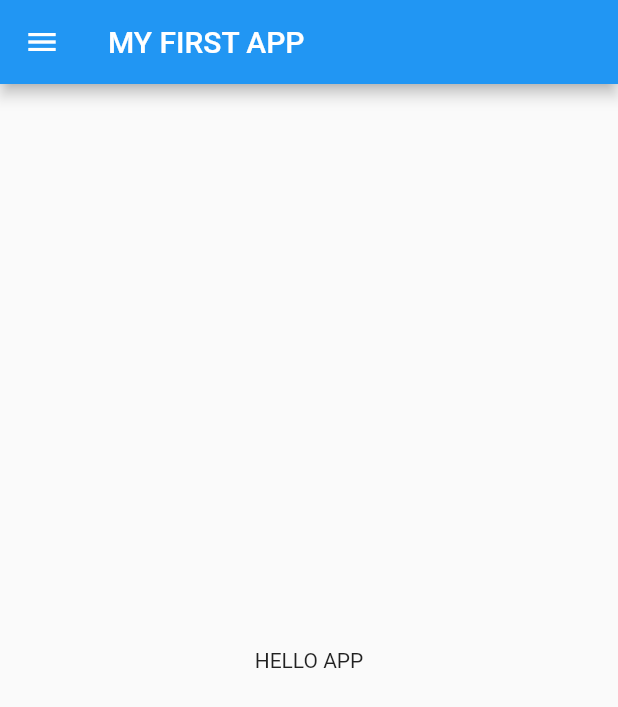
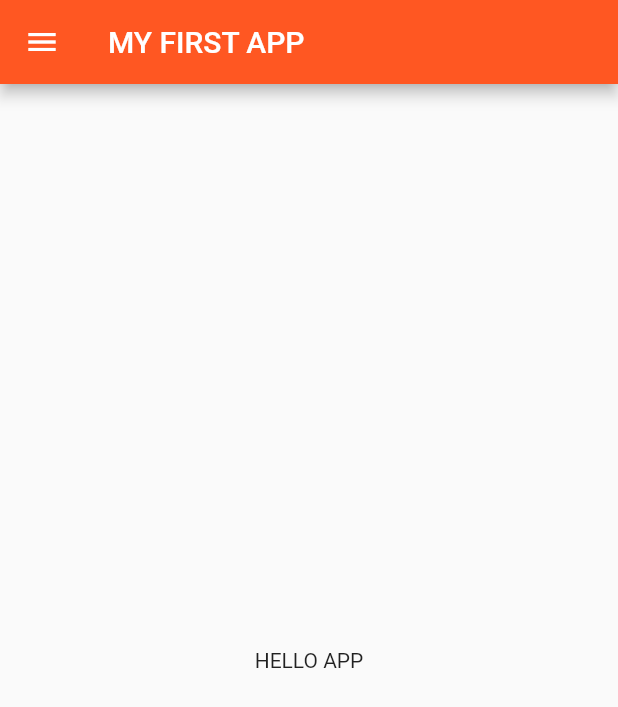
Before and after one commit to baki-debug/Catalog_app, a Flutter app: the screen it shows after launch, on a phone screen of 412 x 824 dp. Shown: the top 707 px of the screen. Run offline on Flutter 3.47's test engine with Material 2 defaults, Android fonts, the phone set to English and light mode, and no system bars.

Commit message:
DAY 3 completed

```diff
--- a/lib/main.dart
+++ b/lib/main.dart
@@ -1,5 +1,6 @@
+import 'package:baki_app/Pages/Login_page.dart';
 import 'package:flutter/material.dart';
-import 'Home_page.dart';
+import 'Pages/Home_page.dart';
     void main()
     {runApp(MyApp());
     }
@@ -8,7 +9,18 @@ import 'Home_page.dart';
       @override
       Widget build(BuildContext context) {
         return MaterialApp(
-          home: Homepage()
+          // home: Homepage(),
+          themeMode: ThemeMode.light,
+          theme: ThemeData(primarySwatch: Colors.deepOrange),
+          darkTheme: ThemeData(
+            brightness: Brightness.dark,
+          ),
+          initialRoute: "/home",
+          routes: {
+            "/" : (context) => Loginpage(),
+            "/home" : (context) => Homepage(),
+            "/login" : (context) => Loginpage()
+          },
         );
       }
     }
```
Also changed, not shown: lib/Pages/Login_page.dart (added, +16 -0 lines), lib/Pages/Home_page.dart (renamed from lib/Home_page.dart).
